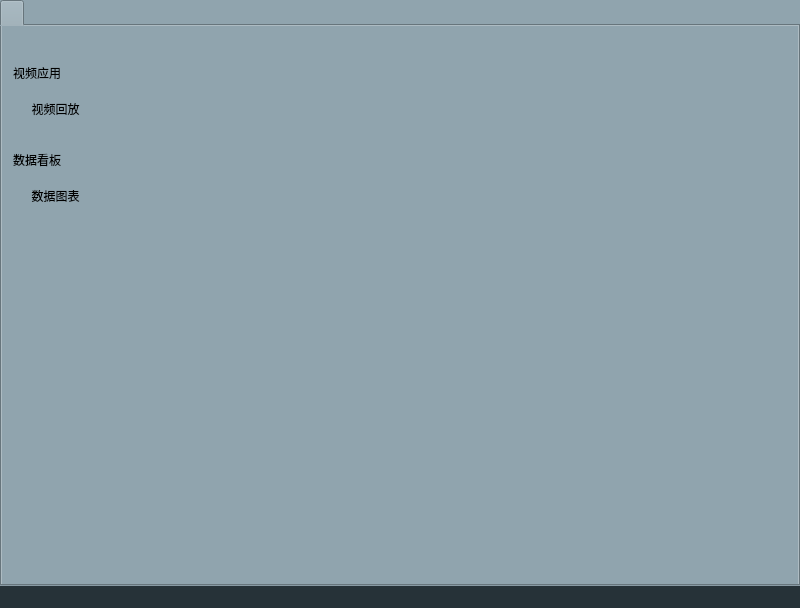
Qt form QtClient/mainwindow.ui (imtangsheng/QtClient) before a commit.
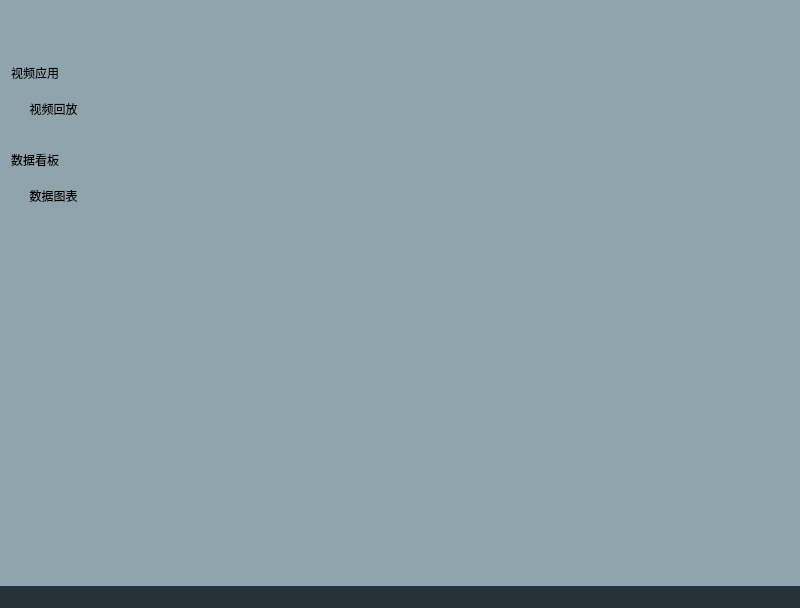
The same form after that commit. Icons and pictures are not drawn.

```diff
--- a/QtClient/mainwindow.ui
+++ b/QtClient/mainwindow.ui
@@ -121,8 +121,14 @@
        <bool>false</bool>
       </property>
       <property name="styleSheet">
-       <string notr="true">QTabWidget::pane { border: 0; };
-background-color:transparent;</string>
+       <string notr="true">QTabBar::tab {
+    background: transparent;
+}
+
+QTabWidget::pane {
+	border: 0; 
+    background: transparent;
+}</string>
       </property>
       <property name="currentIndex">
        <number>0</number>
```
Left out of the diff: 2 changed lines with no effect on the pictures.
